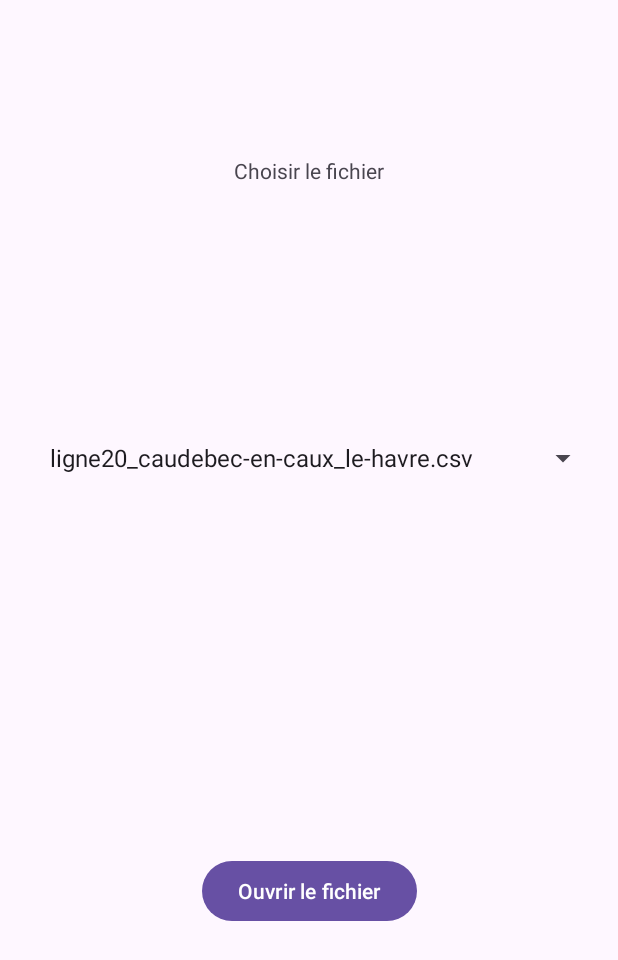
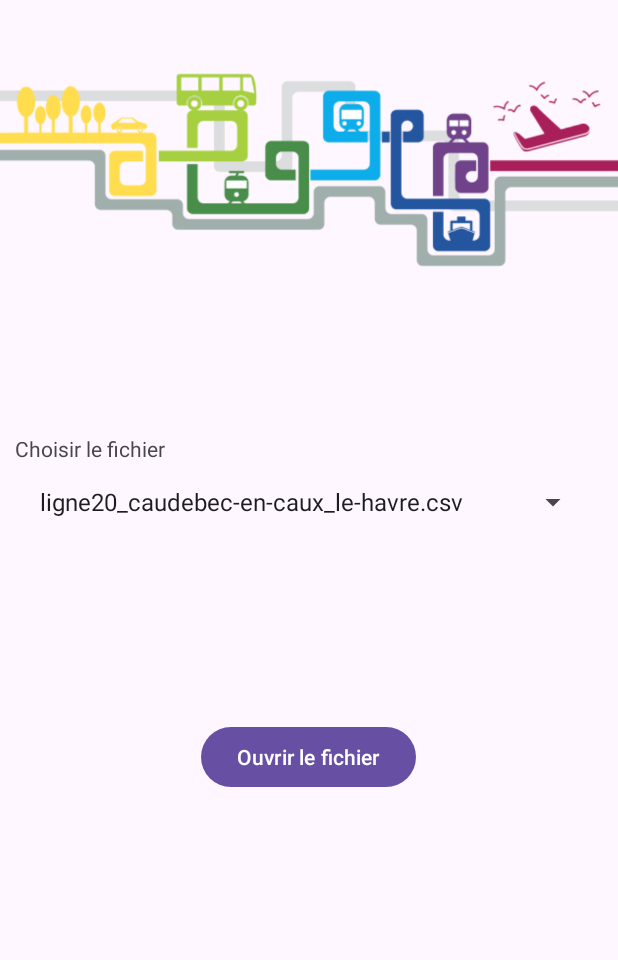
Before and after one commit to Maximeuuu/horaireTransport, an Android app: the screen it shows after launch (MainActivity), on a phone screen of 412 x 824 dp. Shown: the top 960 px of the screen. Run offline under Robolectric (Android 15) with nearby library versions, the phone set to English and light mode, and no system bars.

Commit message:
code fonctionnel + images + filtres + resultat

```diff
--- a/MobileApp/app/src/main/java/fr/transport/Controleur.java
+++ b/MobileApp/app/src/main/java/fr/transport/Controleur.java
@@ -1,9 +1,12 @@
 package fr.transport;
+
+import android.content.Context;
 
 import java.io.Serializable;
 import java.util.ArrayList;
 import java.util.List;
 
+import fr.transport.modele.Metier;
 import fr.transport.modele.entite.Jour;
 import fr.transport.modele.entite.Lieu;
 import fr.transport.modele.entite.LigneTransport;
@@ -11,65 +14,10 @@ import fr.transport.modele.entite.Periode;
 import fr.transport.modele.entite.Trajet;
 import fr.transport.modele.filtrage.*;
 
-public class Controleur implements Serializable
+public class Controleur extends Metier implements Serializable
 {
-	private LigneTransport ligneTransport;
-	public Lieu lieuDepart;
-	public Lieu lieuArrivee;
-
 	public Controleur()
 	{
-	}
-
-	public void setLigneTransport( LigneTransport ligneTransport )
-	{
-		this.ligneTransport = ligneTransport;
-	}
-
-	public LigneTransport getLigneTransport()
-	{
-		return this.ligneTransport;
-	}
-
-	public List<String> getEnsArret()
-	{
-		List<String> ensArret = new ArrayList<>();
-		for(Lieu arret : this.ligneTransport.getEnsArretOrdonne() )
-		{
-			ensArret.add( arret.getNom() );
-		}
-		return ensArret;
-	}
-
-	public List<String> getEnsJour()
-	{
-		List<String> ensJour = new ArrayList<>();
-		for( Jour jour : Jour.values() )
-		{
-			ensJour.add( jour.getNom() );
-		}
-		return ensJour;
-	}
-
-	public List<String> getEnsPeriode() {
-		List<String> ensPeriode = new ArrayList<>();
-		for (Periode periode : Periode.values()) {
-			ensPeriode.add(periode.getNom());
-		}
-		return ensPeriode;
-	}
-
-	public void filtrer( Lieu depart, Lieu arrivee, Periode periode, Jour jour )
-	{
-		FiltrageTrajets filtrage = new FiltrageTrajets();
-
-		filtrage.addFiltre( new FiltreArretsOrdonnes( depart, arrivee ) );
-		filtrage.addFiltre( new FiltreTrajetPasseParArret( depart ) );
-		filtrage.addFiltre( new FiltreTrajetPasseParArret( arrivee ) );
-
-		filtrage.addFiltre( new FiltreTrajetPendantPeriode( periode ) );
-		filtrage.addFiltre( new FiltreTrajetJour( jour ) );
-
-		filtrage.filtrer( this.ligneTransport );
+		super();
 	}
 }
--- a/MobileApp/app/src/main/java/fr/transport/vue/MainActivity.java
+++ b/MobileApp/app/src/main/java/fr/transport/vue/MainActivity.java
@@ -33,7 +33,7 @@ public class MainActivity extends AppCompatActivity implements View.OnClickListe
     public void ouvrirFiltreActivity()
     {
         Intent intent = new Intent(this, FiltreActivity.class );
-        intent.putExtra("controleur", this.ctrl );
+        intent.putExtra(Controleur.class.getName(), this.ctrl );
         startActivity( intent );
     }
 
@@ -43,7 +43,7 @@ public class MainActivity extends AppCompatActivity implements View.OnClickListe
         Spinner lstFichiers = findViewById(R.id.spinner_files);
         String itemFichier = (String)lstFichiers.getSelectedItem();
 
-        this.ctrl.setLigneTransport( FileToLigneTransport.LireFichierAndroid(this, itemFichier) );
+        this.ctrl.setLigneTransport( this, itemFichier );
 
         this.ouvrirFiltreActivity();
     }
--- a/MobileApp/app/src/main/res/layout/activity_main.xml
+++ b/MobileApp/app/src/main/res/layout/activity_main.xml
@@ -6,37 +6,50 @@
     android:layout_height="match_parent"
     tools:context="fr.transport.vue.MainActivity">
 
+    <LinearLayout
+        android:layout_width="match_parent"
+        android:layout_height="match_parent"
+        android:orientation="vertical">
+
+        <Space
+            android:layout_width="match_parent"
+            android:layout_height="wrap_content"
+            android:layout_margin="20dp" />
+
+        <ImageView
+            android:id="@+id/imageView"
+            android:layout_width="wrap_content"
+            android:layout_height="145dp"
+            android:scaleType="centerCrop"
+            app:srcCompat="@drawable/banniere" />
+
+        <TextView
+            android:id="@+id/textView"
+            android:layout_width="wrap_content"
+            android:layout_height="wrap_content"
+            android:layout_marginStart="10dp"
+            android:layout_marginTop="104dp"
+            android:text="@string/file_choice" />
+
         <Spinner
             android:id="@+id/spinner_files"
             android:layout_width="374dp"
             android:layout_height="52dp"
-        android:entries="@array/spinner_item_files"
-        app:layout_constraintBottom_toBottomOf="parent"
-        app:layout_constraintEnd_toEndOf="parent"
-        app:layout_constraintHorizontal_bias="0.666"
-        app:layout_constraintStart_toStartOf="parent"
-        app:layout_constraintTop_toBottomOf="@+id/textView"
-        app:layout_constraintVertical_bias="0.24" />
+            android:layout_gravity="center"
+            android:entries="@array/spinner_item_files" />
+
+        <Space
+            android:layout_width="match_parent"
+            android:layout_height="wrap_content"
+            android:layout_margin="60dp" />
 
         <Button
             android:id="@+id/button_open_file"
             android:layout_width="wrap_content"
             android:layout_height="wrap_content"
-        android:text="@string/open_file"
-        app:layout_constraintBottom_toBottomOf="parent"
-        app:layout_constraintEnd_toEndOf="parent"
-        app:layout_constraintStart_toStartOf="parent"
-        app:layout_constraintTop_toBottomOf="@+id/spinner_files"
-        app:layout_constraintVertical_bias="0.537" />
+            android:layout_gravity="center"
+            android:text="@string/open_file" />
 
-    <TextView
-        android:id="@+id/textView"
-        android:layout_width="wrap_content"
-        android:layout_height="wrap_content"
-        android:layout_marginTop="104dp"
-        android:text="@string/file_choice"
-        app:layout_constraintEnd_toEndOf="parent"
-        app:layout_constraintStart_toStartOf="parent"
-        app:layout_constraintTop_toTopOf="parent" />
+    </LinearLayout>
 
 </androidx.constraintlayout.widget.ConstraintLayout>
--- a/MobileApp/app/src/main/res/values/strings.xml
+++ b/MobileApp/app/src/main/res/values/strings.xml
@@ -1,7 +1,7 @@
 <resources>
     <string name="app_name">MobileApp</string>
     <string name="test">test</string>
-    <string name="title_activity_main">MainActivity</string>
+    <string name="title_activity_main">HorairesTransport</string>
     <string name="file_choice">Choisir le fichier</string>
     <string name="open_file">Ouvrir le fichier</string>
 
```
Also changed, not shown: MobileApp/app/src/main/java/fr/transport/modele/Metier.java (added, +136 -0 lines), MobileApp/app/src/main/java/fr/transport/vue/FiltreActivity.java (+10 -27 lines), MobileApp/app/src/main/java/fr/transport/vue/TrajetsActivity.java (+103 -57 lines), MobileApp/app/src/main/res/layout/activity_filtre.xml (+23 -2 lines), MobileApp/app/src/main/res/layout/activity_trajets.xml (+102 -15 lines), MobileApp/app/src/main/res/drawable/banniere.png (added), MobileApp/app/src/main/res/drawable/banniere_petit.png (added). Lines whose indentation alone changed are shown as unchanged.
